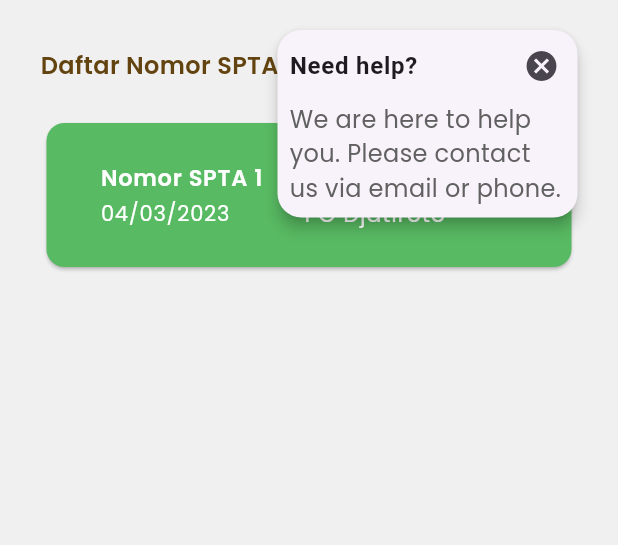
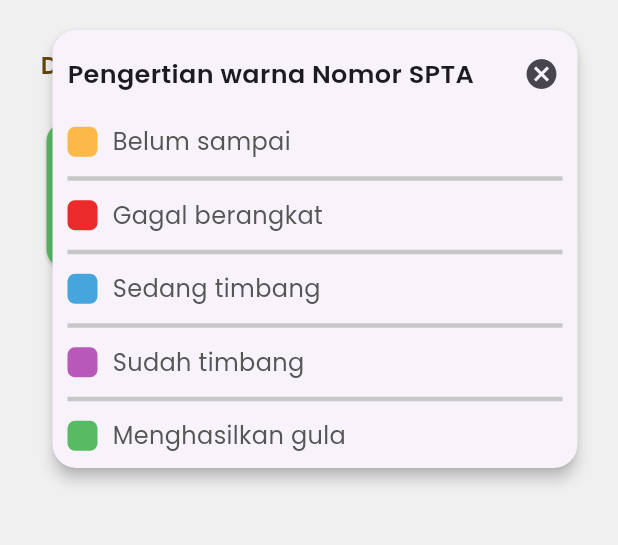
Before and after one commit to NotRegister/onfarm_application, a Flutter app: the screen it shows after launch, after a tap on the "help" icon, on a phone screen of 412 x 824 dp, the part 201-746 px from its top. Run offline on Flutter 3.47's test engine with Material 3 defaults, Android fonts, the phone set to English and light mode, and no system bars; our stand-ins replace dotted_border, fl_chart, form_field_validator, google_fonts, percent_indicator; Roboto replaces fonts that are missing (Helvetica).

Commit message:
add description to information button

```diff
--- a/lib/screens/petak/keterangan_spta_screen.dart
+++ b/lib/screens/petak/keterangan_spta_screen.dart
@@ -410,7 +410,7 @@ class _HelpOverlay extends StatelessWidget {
   @override
   Widget build(BuildContext context) {
     return SizedBox(
-      width: 200,
+      width: 350,
       child: Card(
         margin: EdgeInsets.zero,
         surfaceTintColor: Colors.white,
@@ -422,16 +422,13 @@ class _HelpOverlay extends StatelessWidget {
           mainAxisSize: MainAxisSize.min,
           children: [
             Padding(
-              padding: const EdgeInsets.only(left: 8),
+              padding: const EdgeInsets.only(left: 10, top: 5),
               child: Row(
                 mainAxisAlignment: MainAxisAlignment.spaceBetween,
                 children: [
                   Text(
-                    'Need help?',
-                    style: Theme.of(context).textTheme.bodyLarge?.copyWith(
-                          fontFamily: 'Helvetica',
-                          fontWeight: FontWeight.w700,
-                        ),
+                    'Pengertian warna Nomor SPTA',
+                    style: GoogleFonts.poppins(fontSize: 17, fontWeight: FontWeight.w600),
                   ),
                   IconButton(
                     onPressed: hide,
@@ -441,14 +438,143 @@ class _HelpOverlay extends StatelessWidget {
               ),
             ),
             Padding(
-              padding: const EdgeInsets.only(left: 8, right: 8, bottom: 8),
-              child: Text(
-                'We are here to help you. Please contact us via email or phone.',
-                style: GoogleFonts.poppins(
-                  fontSize: 16,
-                  fontWeight: FontWeight.w400,
-                  color: Colors.grey[700],
-                ),
+              padding: const EdgeInsets.only(top: 10,left: 10, right: 10, bottom: 10),
+              child: Column(
+                children: [
+                  Row(
+                    children: [
+                      Container(
+                        width: 20,
+                        height: 20,
+                        decoration: BoxDecoration(
+                          color: ListColor.primaryColor,
+                          borderRadius: BorderRadius.circular(5),
+                        ),
+                      ),
+                      const SizedBox(width: 10),
+                      Text(
+                        'Belum sampai',
+                        style: GoogleFonts.poppins(
+                          fontSize: 16,
+                          fontWeight: FontWeight.w400,
+                          color: ListColor.grayColor,
+                        ),
+                      ),
+                    ],
+                  ),
+                  const Padding(
+                      padding: EdgeInsets.only(top: 5, bottom: 5),
+                      child: Divider(
+                        thickness: 3,
+                        color: ListColor.lightGrayColor,
+                      ),
+                    ),
+                  Row(
+                    children: [
+                      Container(
+                        width: 20,
+                        height: 20,
+                        decoration: BoxDecoration(
+                          color: ListColor.errorColor,
+                          borderRadius: BorderRadius.circular(5),
+                        ),
+                      ),
+                      const SizedBox(width: 10),
+                      Text(
+                        'Gagal berangkat',
+                        style: GoogleFonts.poppins(
+                          fontSize: 16,
+                          fontWeight: FontWeight.w400,
+                          color: ListColor.grayColor,
+                        ),
+                      ),
+                    ],
+                  ),
+                  const Padding(
+                      padding: EdgeInsets.only(top: 5, bottom: 5),
+                      child: Divider(
+                        thickness: 3,
+                        color: ListColor.lightGrayColor,
+                      ),
+                    ),
+                  Row(
+                    children: [
+                      Container(
+                        width: 20,
+                        height: 20,
+                        decoration: BoxDecoration(
+                          color: ListColor.blueColor,
+                          borderRadius: BorderRadius.circular(5),
+                        ),
+                      ),
+                      const SizedBox(width: 10),
+                      Text(
+                        'Sedang timbang',
+                        style: GoogleFonts.poppins(
+                          fontSize: 16,
+                          fontWeight: FontWeight.w400,
+                          color: ListColor.grayColor,
+                        ),
+                      ),
+                    ],
+                  ),
+                  const Padding(
+                      padding: EdgeInsets.only(top: 5, bottom: 5),
+                      child: Divider(
+                        thickness: 3,
+                        color: ListColor.lightGrayColor,
+                      ),
+                    ),
+                  Row(
+                    children: [
+                      Container(
+                        width: 20,
+                        height: 20,
+                        decoration: BoxDecoration(
+                          color: ListColor.purpleColor,
+                          borderRadius: BorderRadius.circular(5),
+                        ),
+                      ),
+                      const SizedBox(width: 10),
+                      Text(
+                        'Sudah timbang',
+                        style: GoogleFonts.poppins(
+                          fontSize: 16,
+                          fontWeight: FontWeight.w400,
+                          color: ListColor.grayColor,
+                        ),
+                      ),
+                    ],
+                  ),
+                  const Padding(
+                      padding: EdgeInsets.only(top: 5, bottom: 5),
+                      child: Divider(
+                        thickness: 3,
+                        color: ListColor.lightGrayColor,
+                      ),
+                    ),
+                  Row(
+                    children: [
+                      Container(
+                        width: 20,
+                        height: 20,
+                        decoration: BoxDecoration(
+                          color: ListColor.successColor,
+                          borderRadius: BorderRadius.circular(5),
+                        ),
+                      ),
+                      const SizedBox(width: 10),
+                      Text(
+                        'Menghasilkan gula',
+                        style: GoogleFonts.poppins(
+                          fontSize: 16,
+                          fontWeight: FontWeight.w400,
+                          color: ListColor.grayColor,
+                        ),
+                      ),
+                    ],
+                  ),
+                ],
               ),
             ),
           ],
--- a/lib/utils/Colors.dart
+++ b/lib/utils/Colors.dart
@@ -13,4 +13,6 @@ class ListColor {
   static const Color lightGrayColor = Color.fromRGBO(199, 199, 199, 1);
   static const Color blueColor = Color.fromRGBO(71, 165, 222, 1);
   static const Color blackColor = Color.fromRGBO(0, 0, 0, 1);
+  static const Color purpleColor = Color.fromRGBO(184, 88, 184, 1);
+
 }
```
